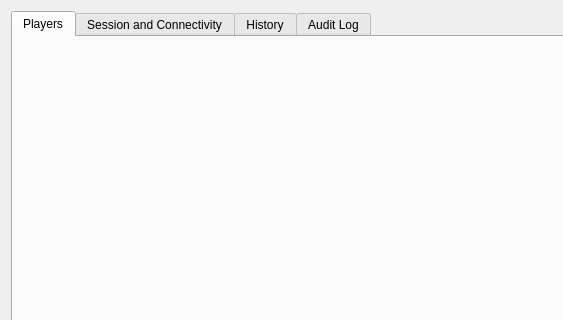
This is randovania/gui/ui_files/multiplayer_session.ui in randovania/randovania as Qt 5 draws it before an edit; both pictures show x 0 to 563 and y 0 to 320 of the 773 by 458 pixel window. The edited form follows.
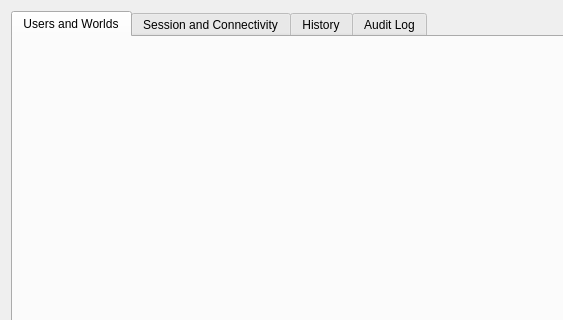
This is the edited form.

Diff of the .ui file:
```diff
--- a/randovania/gui/ui_files/multiplayer_session.ui
+++ b/randovania/gui/ui_files/multiplayer_session.ui
@@ -31,7 +31,7 @@
       </property>
       <widget class="QWidget" name="tab_players">
        <attribute name="title">
-        <string>Players</string>
+        <string>Users and Worlds</string>
        </attribute>
       </widget>
       <widget class="QWidget" name="tab_session">
```
